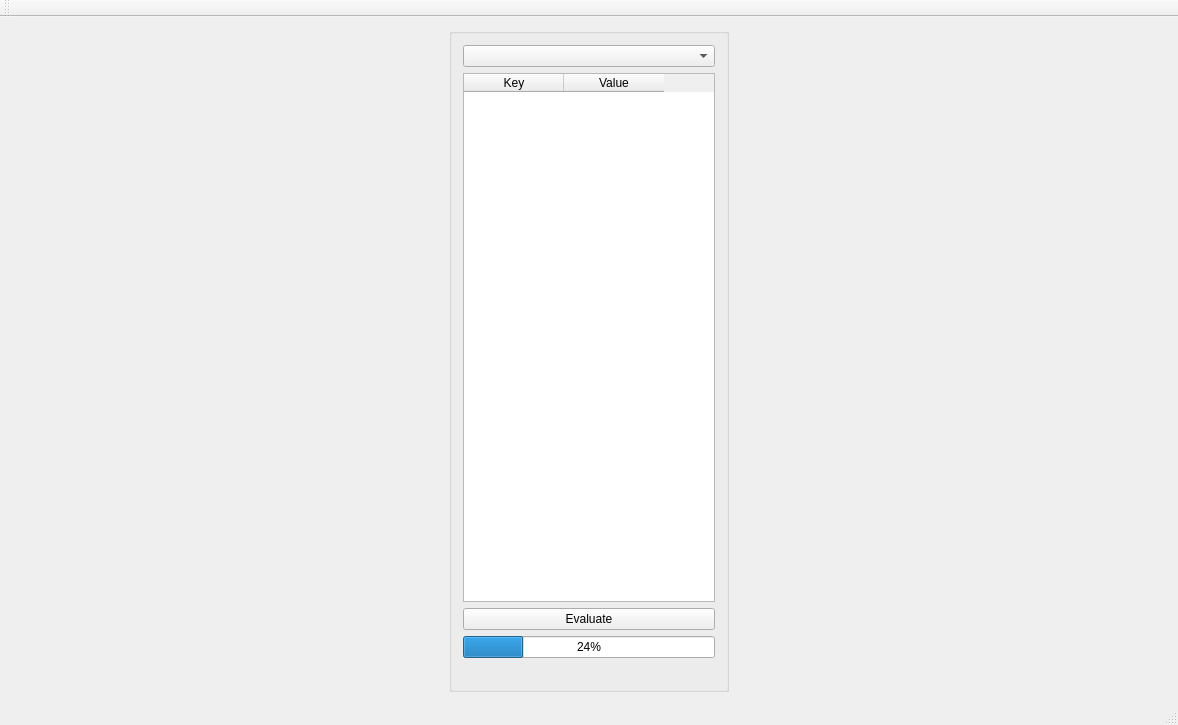
Above: gui_app/mainwindow.ui from olegyablokov/pde-numeric-solver before the change. Below: the same form after it.
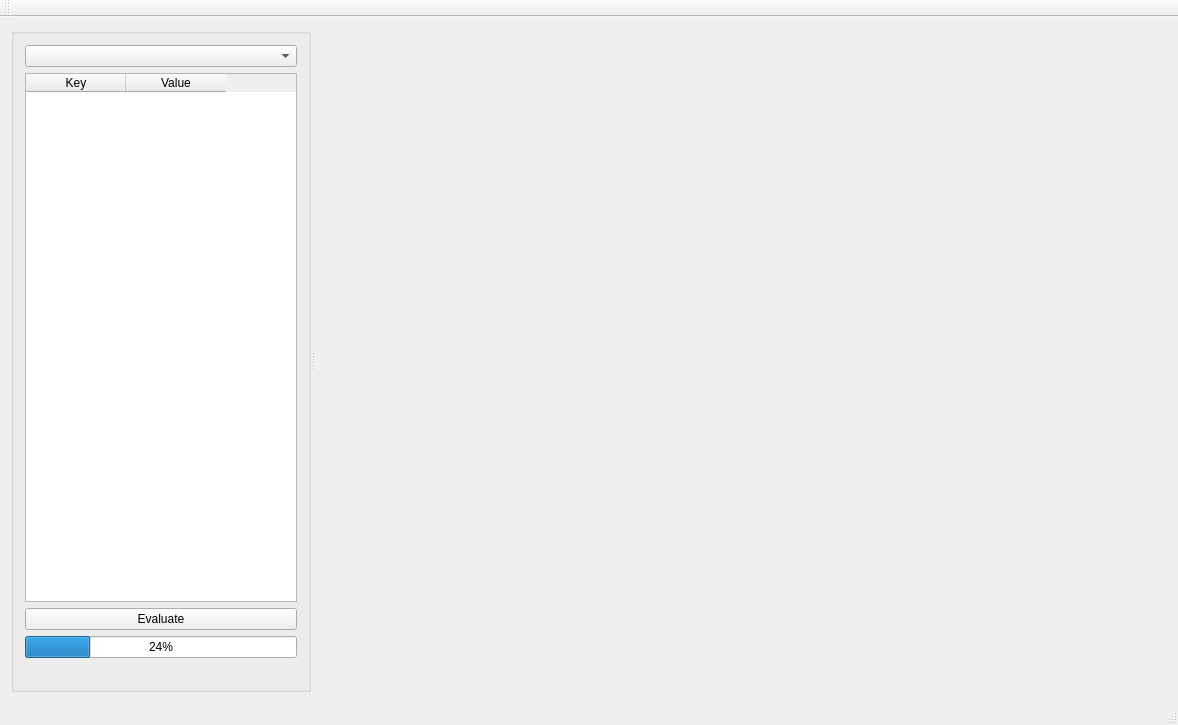
That is the form after the change.

What changed in the file:
```diff
--- a/gui_app/mainwindow.ui
+++ b/gui_app/mainwindow.ui
@@ -29,11 +29,15 @@
    <string notr="true">font: 75 9pt &quot;Noto Sans&quot;;</string>
   </property>
   <widget class="QWidget" name="centralWidget">
-   <layout class="QHBoxLayout" name="horizontalLayout">
-    <item>
+   <layout class="QGridLayout" name="gridLayout">
+    <item row="0" column="0">
+     <widget class="QSplitter" name="splitter">
+      <property name="orientation">
+       <enum>Qt::Horizontal</enum>
+      </property>
      <widget class="QGroupBox" name="groupBox">
       <property name="sizePolicy">
-       <sizepolicy hsizetype="Fixed" vsizetype="Preferred">
+        <sizepolicy hsizetype="Preferred" vsizetype="Preferred">
         <horstretch>0</horstretch>
         <verstretch>0</verstretch>
        </sizepolicy>
@@ -46,7 +50,7 @@
       </property>
       <property name="maximumSize">
        <size>
-        <width>250</width>
+         <width>300</width>
         <height>10000</height>
        </size>
       </property>
@@ -76,16 +80,19 @@
          </property>
          <property name="minimumSize">
           <size>
-           <width>10</width>
+            <width>260</width>
            <height>10</height>
           </size>
          </property>
          <property name="maximumSize">
           <size>
-           <width>280</width>
+            <width>16777215</width>
            <height>16777215</height>
           </size>
          </property>
+          <property name="sizeAdjustPolicy">
+           <enum>QAbstractScrollArea::AdjustToContentsOnFirstShow</enum>
+          </property>
          <column>
           <property name="text">
            <string>Key</string>
@@ -130,9 +137,10 @@
        </item>
       </layout>
      </widget>
-    </item>
-    <item>
+      <widget class="QWidget" name="">
      <layout class="QVBoxLayout" name="GraphLayout"/>
+      </widget>
+     </widget>
     </item>
    </layout>
   </widget>
```
Lines whose indentation alone changed are shown as unchanged.
